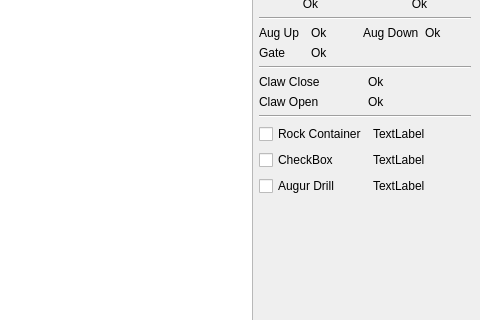
First picture: the form in catkin_ws/src/hci/MainWindow_V4.ui, repository mcgill-robotics-archive/rover-archive, before the edit; both pictures show x 620 to 1100 and y 267 to 587 of the 1100 by 848 pixel window.
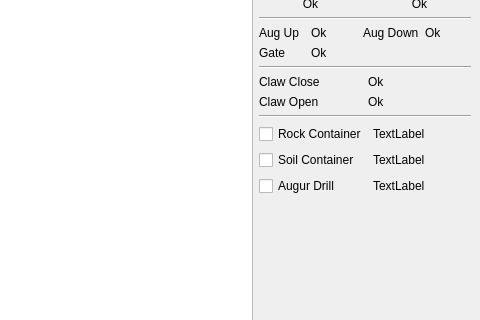
Second picture: the form after the edit. Custom widgets are drawn as their Qt base class.

Commit message: Forgot to replace text

```diff
--- a/catkin_ws/src/hci/MainWindow_V4.ui
+++ b/catkin_ws/src/hci/MainWindow_V4.ui
@@ -933,7 +933,7 @@
         <item row="1" column="0">
          <widget class="QCheckBox" name="soil_container_checkbox">
           <property name="text">
-           <string>CheckBox</string>
+           <string>Soil Container</string>
           </property>
          </widget>
         </item>
```
